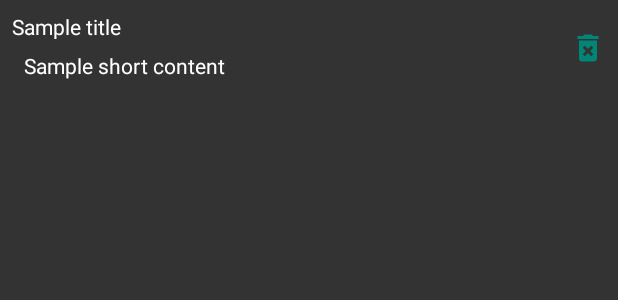
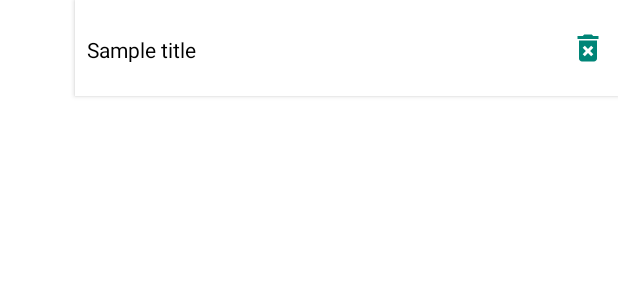
Before and after one commit to damdordev/notepad, an Android app: the layout item_note.xml on its own in the app's theme, with its tools: preview values and no code run, on a phone screen of 412 x 824 dp. Shown: the top 300 px of the screen. Run offline under Robolectric (Android 15) with nearby library versions, the phone set to English and light mode, and no system bars.

Commit message:
change of application colors

```diff
--- a/AndroidClient/app/src/main/java/pl/com/damdor/notepad/view/adapters/NoteListAdapter.java
+++ b/AndroidClient/app/src/main/java/pl/com/damdor/notepad/view/adapters/NoteListAdapter.java
@@ -28,12 +28,10 @@ public class NoteListAdapter extends ArrayAdapter<Note> {
         private Note mNote;
 
         final TextView title;
-        final TextView shortContent;
         final ImageButton deleteButton;
 
         Holder(View view){
             title = view.findViewById(R.id.item_note_title);
-            shortContent = view.findViewById(R.id.item_note_short_content);
             deleteButton = view.findViewById(R.id.item_note_delete_button);
         }
 
@@ -81,7 +79,6 @@ public class NoteListAdapter extends ArrayAdapter<Note> {
 
         holder.updateModel(note);
         holder.title.setText(Objects.requireNonNull(note).getTitle());
-        holder.shortContent.setText(note.getContent());
 
         return convertView;
     }
--- a/AndroidClient/app/src/main/res/layout/activity_note_list.xml
+++ b/AndroidClient/app/src/main/res/layout/activity_note_list.xml
@@ -10,7 +10,11 @@
     <ListView
         android:id="@+id/activity_note_list_list"
         android:layout_width="match_parent"
-        android:layout_height="match_parent">
+        android:layout_height="match_parent"
+        android:divider="@android:color/transparent"
+        android:paddingLeft="15dp"
+        android:paddingRight="15dp"
+        android:dividerHeight="3dp">
     </ListView>
 
     <com.google.android.material.floatingactionbutton.FloatingActionButton
--- a/AndroidClient/app/src/main/res/layout/item_note.xml
+++ b/AndroidClient/app/src/main/res/layout/item_note.xml
@@ -3,6 +3,9 @@
     xmlns:app="http://schemas.android.com/apk/res-auto"
     xmlns:tools="http://schemas.android.com/tools"
     android:layout_width="match_parent"
+    android:elevation="2dp"
+    android:layout_marginLeft="50dp"
+    android:background="@color/noteItemBackground"
     android:layout_height="?android:attr/listPreferredItemHeight">
 
 
@@ -28,19 +31,10 @@
         android:layout_marginStart="8dp"
         android:layout_marginLeft="8dp"
         android:layout_marginTop="8dp"
+        android:layout_marginBottom="8dp"
         android:text="@string/sample_title"
+        app:layout_constraintBottom_toBottomOf="parent"
         app:layout_constraintStart_toStartOf="parent"
         app:layout_constraintTop_toTopOf="parent" />
 
-    <TextView
-        android:id="@+id/item_note_short_content"
-        android:layout_width="296dp"
-        android:layout_height="22dp"
-        android:layout_marginStart="16dp"
-        android:layout_marginLeft="8dp"
-        android:layout_marginBottom="8dp"
-        android:text="@string/sample_short_content"
-        app:layout_constraintBottom_toBottomOf="parent"
-        app:layout_constraintStart_toStartOf="parent" />
-
 </androidx.constraintlayout.widget.ConstraintLayout>
--- a/AndroidClient/app/src/main/res/values/colors.xml
+++ b/AndroidClient/app/src/main/res/values/colors.xml
@@ -3,9 +3,10 @@
     <color name="colorPrimary">#008577</color>
     <color name="colorPrimaryDark">#00574B</color>
     <color name="colorAccent">#008577</color>
-    <color name="windowBackground">#333333</color>
+    <color name="windowBackground">#FFFFFF</color>
     <color name="textColor">#CCCCCC</color>
-    <color name="headerTextColor">#ffffff</color>
-    <color name="editTextColor">#ffffff</color>
+    <color name="headerTextColor">#000000</color>
+    <color name="editTextColor">#919191</color>
     <color name="transparent">#00ffffff</color>
+    <color name="noteItemBackground">#FFFFFF</color>
 </resources>
```
